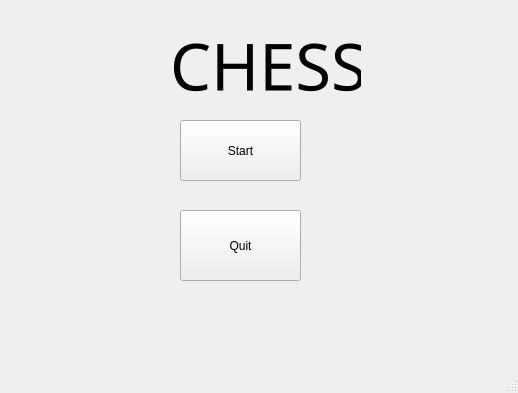
Before: the Qt Designer form Menu/mainwindow.ui in OmarAttaalla/Chess-Game, drawn with Qt 5.
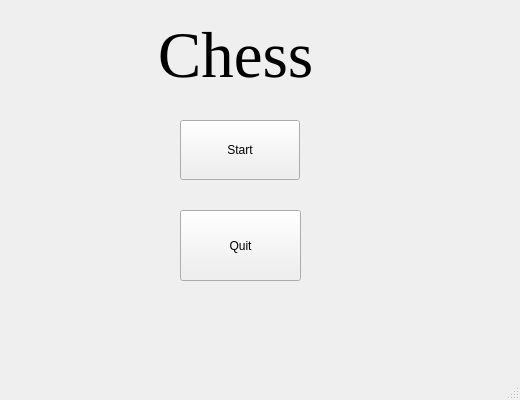
After: the same form once the commit is applied.

Patch:
```diff
--- a/Menu/mainwindow.ui
+++ b/Menu/mainwindow.ui
@@ -6,8 +6,8 @@
    <rect>
     <x>0</x>
     <y>0</y>
-    <width>518</width>
-    <height>393</height>
+    <width>520</width>
+    <height>400</height>
    </rect>
   </property>
   <property name="windowTitle">
@@ -19,8 +19,8 @@
      <rect>
       <x>180</x>
       <y>120</y>
-      <width>121</width>
-      <height>61</height>
+      <width>120</width>
+      <height>60</height>
      </rect>
     </property>
     <property name="text">
@@ -43,20 +43,23 @@
    <widget class="QLabel" name="label">
     <property name="geometry">
      <rect>
-      <x>170</x>
-      <y>20</y>
-      <width>191</width>
+      <x>120</x>
+      <y>10</y>
+      <width>231</width>
       <height>91</height>
      </rect>
     </property>
     <property name="font">
      <font>
-      <family>Sinhala MN</family>
+      <family>Times New Roman</family>
       <pointsize>49</pointsize>
      </font>
     </property>
     <property name="text">
-     <string>CHESS</string>
+     <string>Chess</string>
+    </property>
+    <property name="alignment">
+     <set>Qt::AlignCenter</set>
     </property>
    </widget>
   </widget>
```
Left out of the diff: 4 changed lines with no effect on the pictures.
